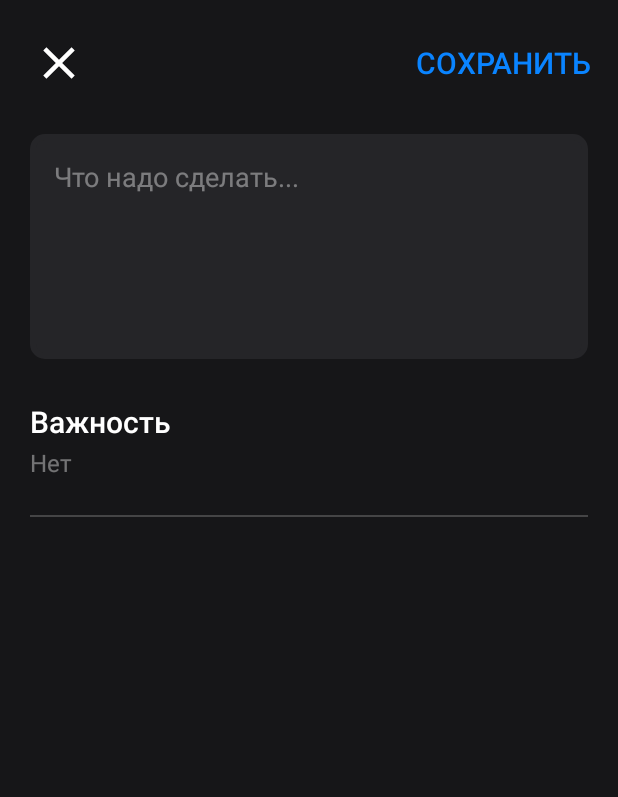
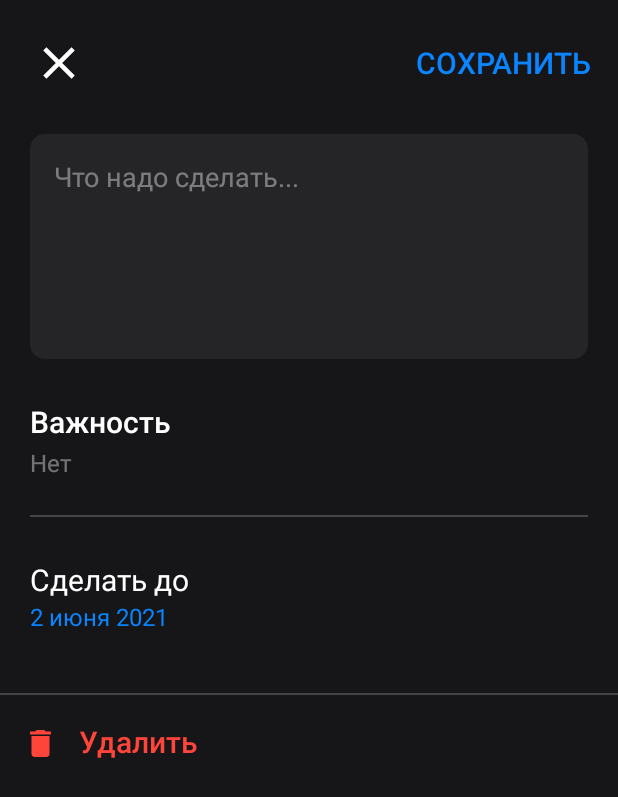
Before and after one commit to Towich/ToDoApp, an Android app: the EditWorkFragment screen opened through its navigation route, on a phone screen of 412 x 824 dp. Shown: the top 797 px of the screen. Run offline under Robolectric (Android 15) with nearby library versions, the phone set to English and light mode, and no system bars; 10 statements that could not run were skipped.

Commit message:
feat: add remove task

```diff
--- a/app/src/main/java/com/example/todoapp/ui/Adapter/CustomRecyclerAdapter.kt
+++ b/app/src/main/java/com/example/todoapp/ui/Adapter/CustomRecyclerAdapter.kt
@@ -45,28 +45,33 @@ class CustomRecyclerAdapter(private val works: List<TodoItem>) :
 
         updateStatusOfWork(holder.checkBox, todoItem.completed, importance)
 
+        // Click on CheckBox
         holder.checkBox.setOnClickListener {
             run {
-
                 updateStatusOfWork(holder.checkBox, !todoItem.completed, importance)
-
                 todoItem.completed = !todoItem.completed
             }
         }
 
-//            Toast.makeText(compoundButton.context, "currentId: " + works[position].id, Toast.LENGTH_SHORT).show()
-
+        // Click on "Button Info"
         holder.buttonInfo.setOnClickListener {
             if (onClickListener != null) {
                 onClickListener!!.onClick(todoItem)
             }
         }
     }
+
+    // Changing CheckBox by clicking on it
     private fun updateStatusOfWork(compoundButton: CompoundButton, newStatus: Boolean, isHighImportance: Boolean){
+
+        // If CHECKED
         if(newStatus){
+
+            // Set "STRIKE_THRU" for CheckBox's Text
             compoundButton.paintFlags =
                 compoundButton.paintFlags.or(Paint.STRIKE_THRU_TEXT_FLAG)
 
+            // Set GRAY color for CheckBox's Text
             compoundButton.setTextColor(
                 ContextCompat.getColor(
                     compoundButton.context,
@@ -75,11 +80,14 @@ class CustomRecyclerAdapter(private val works: List<TodoItem>) :
             )
 
             compoundButton.setButtonDrawable(R.drawable.checked)
-        }
+        } // If NOT CHECKED
         else {
+
+            // Remove "STRIKE_THRU" from CheckBox's Text
             compoundButton.paintFlags =
                 compoundButton.paintFlags and Paint.STRIKE_THRU_TEXT_FLAG.inv()
 
+            // Set WHITE color for CheckBox's Text
             compoundButton.setTextColor(
                 ContextCompat.getColor(
                     compoundButton.context,
@@ -87,10 +95,11 @@ class CustomRecyclerAdapter(private val works: List<TodoItem>) :
                 )
             )
 
+            // If TodoItem has "Высокий" importance
             if(isHighImportance)
-                compoundButton.setButtonDrawable(R.drawable.unchecked__1_)
+                compoundButton.setButtonDrawable(R.drawable.unchecked__1_)  // red square
             else
-                compoundButton.setButtonDrawable(R.drawable.unchecked)
+                compoundButton.setButtonDrawable(R.drawable.unchecked)      // gray square
         }
     }
 
--- a/app/src/main/java/com/example/todoapp/ui/Fragment/EditWorkFragment.kt
+++ b/app/src/main/java/com/example/todoapp/ui/Fragment/EditWorkFragment.kt
@@ -1,6 +1,6 @@
 package com.example.todoapp.ui.Fragment
 
-import android.graphics.Color
+import android.graphics.PorterDuff
 import android.os.Bundle
 import android.text.SpannableString
 import android.text.style.ForegroundColorSpan
@@ -11,11 +11,8 @@ import android.view.View
 import android.view.ViewGroup
 import android.widget.PopupMenu
 import android.widget.Toast
-import androidx.appcompat.widget.AppCompatTextView
 import androidx.core.content.ContextCompat
-import androidx.core.view.get
 import androidx.fragment.app.activityViewModels
-import androidx.navigation.fragment.findNavController
 import com.example.todoapp.R
 import com.example.todoapp.data.model.TodoItem
 import com.example.todoapp.databinding.FragmentEditWorkBinding
@@ -57,7 +54,9 @@ class EditWorkFragment : Fragment() {
         }
 
 
-        connectSaveModel()
+
+        connectButtonSave()
+        connectButtonDelete()
         loadEditingModel()
     }
 
@@ -102,6 +101,7 @@ class EditWorkFragment : Fragment() {
         popupMenu.show()
     }
 
+    // Set text in EditText and chosen importance by current TodoItem
     private fun loadEditingModel(){
         val todoItem = startViewModel.getCurrModel() ?: return
 
@@ -122,7 +122,8 @@ class EditWorkFragment : Fragment() {
 
     }
 
-    private fun connectSaveModel(){
+    // Set onClickListener for button "СОХРАНИТЬ"
+    private fun connectButtonSave(){
         binding.buttonSave.setOnClickListener {
 
             var importance = binding.textImportanceBody.text.toString()
@@ -146,6 +147,31 @@ class EditWorkFragment : Fragment() {
         }
     }
 
+    // Set onClickListener for button "Удалить"
+    private fun connectButtonDelete(){
+
+        // If we creating a new task
+        if(startViewModel.isCurrEditing() == false){
+
+            // Set Image's and Text's color to GRAY_26
+            binding.imageViewDeleteEditWork.setImageResource(R.drawable.delete_gray)
+            binding.buttonDeleteEditWork.setTextColor(
+                ContextCompat.getColor(
+                    binding.imageViewDeleteEditWork.context,
+                    R.color.gray_26
+                )
+            )
+
+            return // button will haven't onClickListener
+        }
+
+        // If we editing an existing task
+        binding.buttonDeleteEditWork.setOnClickListener {
+            startViewModel.getCurrModel()?.let { it1 -> startViewModel.removeWork(it1) }
+            requireActivity().supportFragmentManager.popBackStack()
+        }
+    }
+
     override fun onDestroyView() {
         super.onDestroyView()
         startViewModel.clearCurrModel()
--- a/app/src/main/java/com/example/todoapp/ui/Repository/StartRepository.kt
+++ b/app/src/main/java/com/example/todoapp/ui/Repository/StartRepository.kt
@@ -27,9 +27,19 @@ class StartRepository {
         return works
     }
 
+    fun getWorkById(id: String): TodoItem? {
+        return works.value?.find { it.id == id }
+    }
     fun addWork(work: TodoItem){
         work.id = currentId
         currentId = (currentId.toInt() + 1).toString()
         works.value = works.value?.plus(work)
     }
+
+    fun removeWork(todoItem: TodoItem){
+        works.value = works.value?.minus(todoItem)
+    }
+    fun removeWorkById(id: String){
+        works.value?.minus(getWorkById(id))
+    }
 }
--- a/app/src/main/java/com/example/todoapp/ui/ViewModel/StartViewModel.kt
+++ b/app/src/main/java/com/example/todoapp/ui/ViewModel/StartViewModel.kt
@@ -17,6 +17,12 @@ class StartViewModel: ViewModel() {
     fun getWorks() = works
     fun addWork(work: TodoItem){
         repository.addWork(work)
+    }
+    fun removeWork(todoItem: TodoItem){
+        repository.removeWork(todoItem)
+    }
+    fun removeWorkById(id: String){
+        repository.removeWorkById(id)
     }
     fun getWorkById() = works // TODO
 
--- /dev/null
+++ b/app/src/main/res/drawable/delete.xml
@@ -0,0 +1,9 @@
+<vector xmlns:android="http://schemas.android.com/apk/res/android"
+    android:width="14dp"
+    android:height="18dp"
+    android:viewportWidth="14"
+    android:viewportHeight="18">
+  <path
+      android:pathData="M13.984,0.984V3H0.016V0.984H3.484L4.516,0H9.484L10.516,0.984H13.984ZM1,15.984V3.984H13V15.984C13,16.516 12.797,16.984 12.391,17.391C11.984,17.797 11.516,18 10.984,18H3.016C2.484,18 2.016,17.797 1.609,17.391C1.203,16.984 1,16.516 1,15.984Z"
+      android:fillColor="@color/red"/>
+</vector>
--- /dev/null
+++ b/app/src/main/res/drawable/delete_gray.xml
@@ -0,0 +1,9 @@
+<vector xmlns:android="http://schemas.android.com/apk/res/android"
+    android:width="14dp"
+    android:height="18dp"
+    android:viewportWidth="14"
+    android:viewportHeight="18">
+  <path
+      android:pathData="M13.984,0.984V3H0.016V0.984H3.484L4.516,0H9.484L10.516,0.984H13.984ZM1,15.984V3.984H13V15.984C13,16.516 12.797,16.984 12.391,17.391C11.984,17.797 11.516,18 10.984,18H3.016C2.484,18 2.016,17.797 1.609,17.391C1.203,16.984 1,16.516 1,15.984Z"
+      android:fillColor="@color/gray_26"/>
+</vector>
--- a/app/src/main/res/layout/fragment_edit_work.xml
+++ b/app/src/main/res/layout/fragment_edit_work.xml
@@ -42,6 +42,7 @@
         android:background="@drawable/rounded_border"
         android:backgroundTint="@color/black_25"
         android:gravity="start"
+        android:textColor="@color/white"
         android:hint="Что надо сделать..."
         android:minHeight="150dp"
         android:padding="16dp"
@@ -80,15 +81,74 @@
         app:layout_constraintTop_toBottomOf="@+id/text_importance_title" />
 
     <View
+        android:id="@+id/view2"
         android:layout_width="match_parent"
         android:layout_height="1dp"
+        android:layout_marginStart="20dp"
         android:layout_marginTop="16dp"
-        android:layout_marginStart="20dp"
         android:layout_marginEnd="20dp"
         android:background="@color/gray_33"
         app:layout_constraintEnd_toEndOf="parent"
         app:layout_constraintStart_toStartOf="parent"
         app:layout_constraintTop_toBottomOf="@+id/text_importance_title" />
 
+    <TextView
+        android:id="@+id/textView3"
+        android:layout_width="wrap_content"
+        android:layout_height="wrap_content"
+        android:layout_marginStart="20dp"
+        android:layout_marginTop="28dp"
+        android:text="Сделать до"
+        android:textColor="@color/white"
+        android:textSize="@dimen/title"
+        app:layout_constraintStart_toStartOf="parent"
+        app:layout_constraintTop_toBottomOf="@+id/view2" />
+
+    <TextView
+        android:id="@+id/textView4"
+        android:layout_width="wrap_content"
+        android:layout_height="wrap_content"
+        android:layout_marginStart="20dp"
+        android:text="2 июня 2021"
+        android:textColor="@color/blue"
+        android:textSize="@dimen/body"
+        app:layout_constraintStart_toStartOf="parent"
+        app:layout_constraintTop_toBottomOf="@+id/textView3" />
+
+    <View
+        android:id="@+id/view3"
+        android:layout_width="match_parent"
+        android:layout_height="1dp"
+        android:layout_marginTop="40dp"
+        android:background="@color/gray_33"
+        app:layout_constraintEnd_toEndOf="parent"
+        app:layout_constraintHorizontal_bias="0.0"
+        app:layout_constraintStart_toStartOf="parent"
+        app:layout_constraintTop_toBottomOf="@+id/textView4" />
+
+    <ImageView
+        android:id="@+id/image_view_delete_edit_work"
+        android:layout_width="wrap_content"
+        android:layout_height="wrap_content"
+        android:layout_marginStart="20dp"
+        android:layout_marginTop="23dp"
+        android:src="@drawable/delete"
+        app:layout_constraintStart_toStartOf="parent"
+        app:layout_constraintTop_toBottomOf="@+id/view3" />
+
+    <Button
+        android:id="@+id/button_delete_edit_work"
+        android:layout_width="wrap_content"
+        android:layout_height="50dp"
+        android:background="#00000000"
+        android:layout_marginTop="6dp"
+        android:layout_marginStart="14dp"
+        android:text="Удалить"
+        android:textAllCaps="false"
+        android:textColor="@color/red"
+        android:textSize="@dimen/title"
+        app:layout_constraintStart_toEndOf="@+id/image_view_delete_edit_work"
+        app:layout_constraintTop_toBottomOf="@+id/view3" />
+
 
 </androidx.constraintlayout.widget.ConstraintLayout>
```
